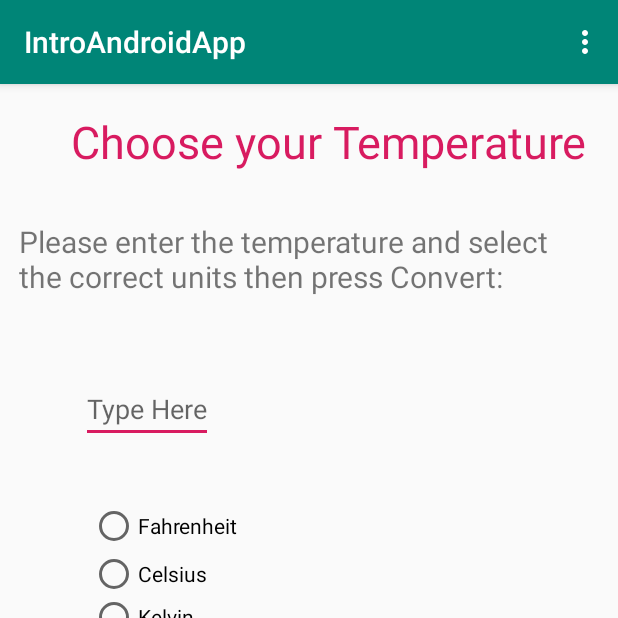
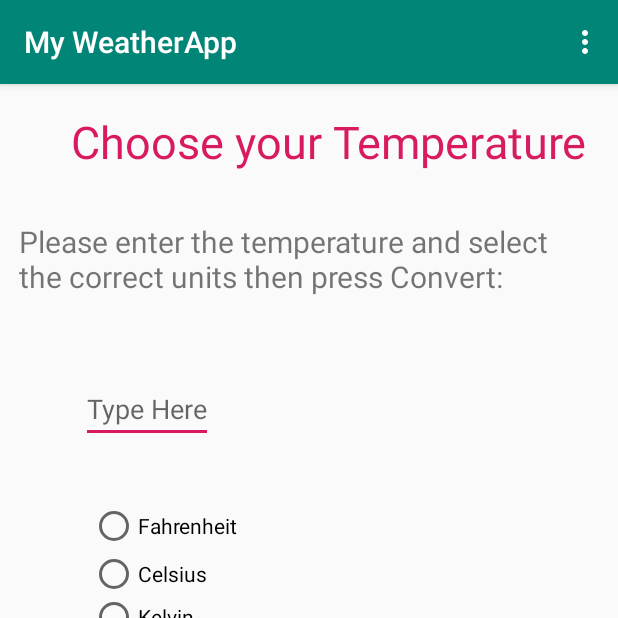
Before and after one commit to abiancu/IntroAndroidApp, an Android app: the screen it shows after launch (MainActivity), on a phone screen of 412 x 824 dp, the top half of it. Run offline under Robolectric (Android 15) with nearby library versions, the phone set to English and light mode, and no system bars.

Commit message:
Added title to the menu bar

```diff
--- a/app/src/main/AndroidManifest.xml
+++ b/app/src/main/AndroidManifest.xml
@@ -1,5 +1,6 @@
 <?xml version="1.0" encoding="utf-8"?>
 <manifest xmlns:android="http://schemas.android.com/apk/res/android"
+    xmlns:tools="http://schemas.android.com/tools"
     package="com.example.introandroidapp">
 
     <application
@@ -8,7 +9,8 @@
         android:label="@string/app_name"
         android:roundIcon="@mipmap/ic_launcher_round"
         android:supportsRtl="true"
-        android:theme="@style/AppTheme">
+        android:theme="@style/AppTheme"
+        tools:ignore="GoogleAppIndexingWarning">
         <activity
             android:name=".MainActivity"
             android:label="@string/app_name"
--- a/app/src/main/res/menu/menu_main.xml
+++ b/app/src/main/res/menu/menu_main.xml
@@ -1,7 +1,8 @@
 <menu xmlns:android="http://schemas.android.com/apk/res/android"
     xmlns:app="http://schemas.android.com/apk/res-auto"
     xmlns:tools="http://schemas.android.com/tools"
-    tools:context="com.example.introandroidapp.MainActivity">
+    tools:context="com.example.introandroidapp.MainActivity"
+    tools:ignore="ExtraText">
     <item
         android:id="@+id/action_settings"
         android:orderInCategory="100"
--- a/app/src/main/res/values/strings.xml
+++ b/app/src/main/res/values/strings.xml
@@ -1,5 +1,5 @@
 <resources>
-    <string name="app_name">IntroAndroidApp</string>
+    <string name="app_name">My WeatherApp</string>
     <string name="action_settings">Settings</string>
     <string name="degFah">Degrees Fahrenheit</string>
     <string name="degCel">Degrees Celsius</string>
```
